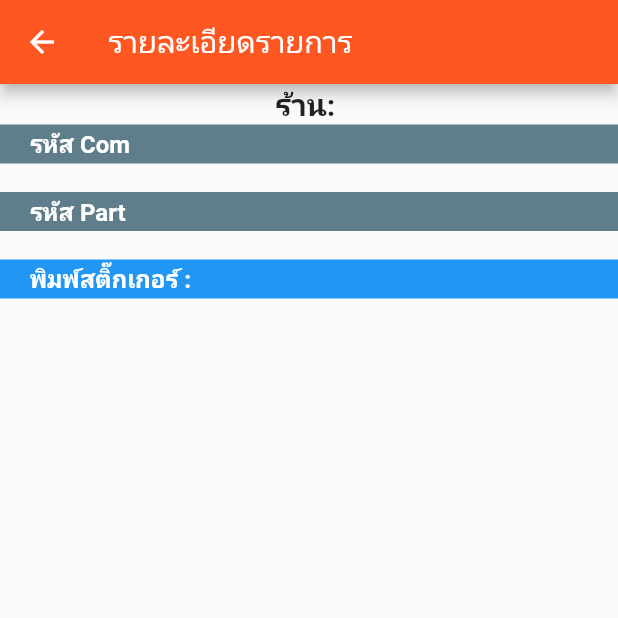
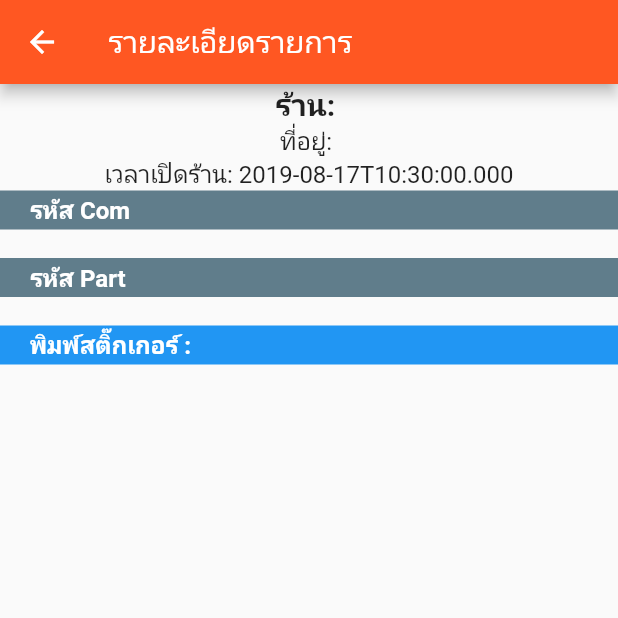
Before and after one commit to wanghatyai/wang_ship_new, a Flutter app: the ReportDetailPage screen opened directly with empty values, on a phone screen of 412 x 824 dp, the top half of it. Run offline on Flutter 3.47's test engine with Material 2 defaults, Android fonts, the phone set to English and light mode, and no system bars; our stand-ins replace fluttertoast, image_picker, permission_handler, shared_preferences; missing offline and left inert: barcode_scan; accounts and stored records are empty.

Commit message:
show Open CusTimeStore

```diff
--- a/lib/report_detail.dart
+++ b/lib/report_detail.dart
@@ -22,6 +22,8 @@ class _ReportDetailPageState extends State<ReportDetailPage> {
         child: Column(
           children: <Widget>[
             Text('ร้าน: ${widget.billOrderShipVal.shipBillCusName}', style: TextStyle(fontWeight: FontWeight.bold, fontSize: 20)),
+            Text('ที่อยู่: ${widget.billOrderShipVal.shipBillCusAddress}', style: TextStyle(fontSize: 16)),
+            Text('เวลาเปิดร้าน: ${widget.billOrderShipVal.shipBillCusOpenStoreTime}', style: TextStyle(fontSize: 16)),
             Container(
               padding: EdgeInsets.fromLTRB(20, 2, 20, 2),
               width: double.infinity,
```
